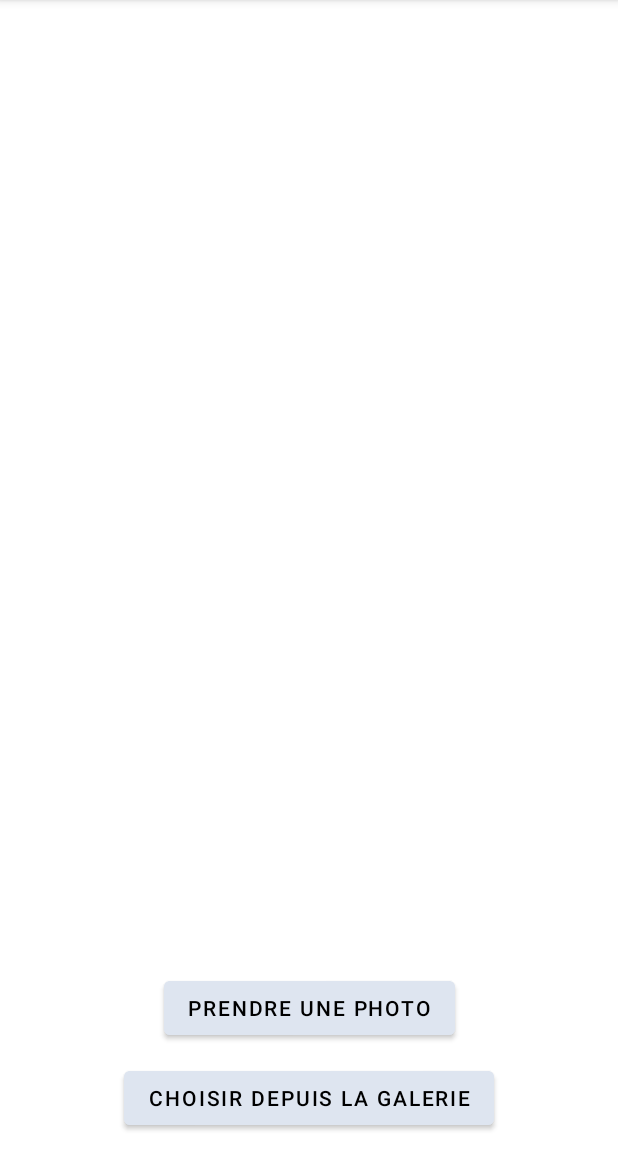
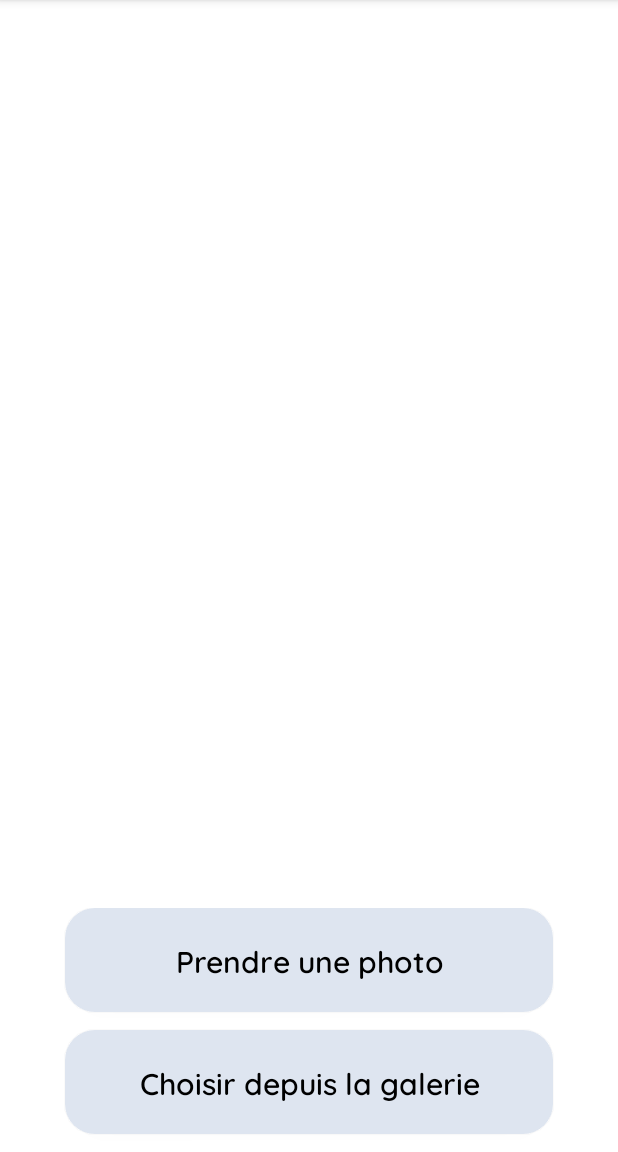
Before and after one commit to PacomeCailleteau/Medicalink, an Android app: the screen it shows after launch (MainActivity), on a phone screen of 412 x 824 dp, the part 84-1236 px from its top. Run offline under Robolectric (Android 15) with nearby library versions, the phone set to English and light mode, and no system bars.

Commit message:
Modification module photo image bonne taille + forme boutons

```diff
--- a/app/src/main/AndroidManifest.xml
+++ b/app/src/main/AndroidManifest.xml
@@ -14,22 +14,6 @@
         android:theme="@style/Theme.Td3Notes"
         tools:targetApi="31">
         <activity
-            android:name=".image"
-            android:exported="true" >
-            <intent-filter>
-                <action android:name="android.intent.action.VIEW" />
-                <data android:mimeType="image/*" />
-                <category android:name="android.intent.category.DEFAULT" />
-            </intent-filter>
-
-        </activity>
-        <activity
-            android:name=".DetailActivity"
-            android:exported="false" />
-        <activity
-            android:name=".AddActivity"
-            android:exported="false" />
-        <activity
             android:name=".MainActivity"
             android:exported="true">
             <intent-filter>
--- a/app/src/main/res/layout/activity_main.xml
+++ b/app/src/main/res/layout/activity_main.xml
@@ -8,60 +8,83 @@
     tools:context=".MainActivity"
     >
 
-    <Button
-        android:id="@+id/button_take_picture"
-        android:layout_width="wrap_content"
-        android:layout_height="wrap_content"
-        android:layout_centerInParent="true"
-        android:layout_marginBottom="12dp"
-        android:backgroundTint="#DEE5F0"
-        android:text="Prendre une photo"
-        android:textColor="#000000"
-        app:layout_constraintBottom_toTopOf="@+id/button_choose_from_gallery"
-        app:layout_constraintEnd_toEndOf="parent"
-        app:layout_constraintStart_toStartOf="parent" />
-
-    <Button
-        android:id="@+id/button_choose_from_gallery"
-        android:layout_width="wrap_content"
-        android:layout_height="wrap_content"
-        android:layout_below="@id/button_take_picture"
-        android:layout_centerHorizontal="true"
-        android:layout_marginBottom="12dp"
-        android:backgroundTint="#DEE5F0"
-        android:text="Choisir depuis la galerie"
-        android:textColor="#000000"
-        app:layout_constraintBottom_toTopOf="@+id/validate_button"
-        app:layout_constraintEnd_toEndOf="parent"
-        app:layout_constraintStart_toStartOf="parent" />
-
     <ImageView
         android:id="@+id/image_preview"
-        android:layout_width="match_parent"
-        android:layout_height="wrap_content"
+        android:layout_width="0dp"
+        android:layout_height="0dp"
         android:layout_below="@id/button_choose_from_gallery"
         android:layout_marginStart="16dp"
         android:layout_marginTop="16dp"
         android:layout_marginEnd="16dp"
         android:layout_marginBottom="16dp"
         android:scaleType="fitCenter"
-        app:layout_constraintBottom_toTopOf="@+id/button_take_picture"
+        app:layout_constraintBottom_toTopOf="@+id/linearLayout"
+        app:layout_constraintDimensionRatio="1.5:2"
         app:layout_constraintEnd_toEndOf="parent"
         app:layout_constraintStart_toStartOf="parent"
         app:layout_constraintTop_toTopOf="parent" />
 
-    <Button
-        android:id="@+id/validate_button"
-        android:layout_width="wrap_content"
+    <LinearLayout
+        android:id="@+id/linearLayout"
+        android:layout_width="match_parent"
         android:layout_height="wrap_content"
-        android:layout_marginBottom="16dp"
-        android:backgroundTint="#DCF0E7"
-        android:text="Valider le nouveau traitement"
-        android:textColor="#000000"
-        android:visibility="gone"
+        android:gravity="center"
+        android:orientation="vertical"
         app:layout_constraintBottom_toBottomOf="parent"
         app:layout_constraintEnd_toEndOf="parent"
-        app:layout_constraintStart_toStartOf="parent" />
+        app:layout_constraintStart_toStartOf="parent">
 
+        <androidx.appcompat.widget.AppCompatButton
+            android:id="@+id/button_take_picture"
+            android:layout_width="325dp"
+            android:layout_height="69dp"
+            android:layout_centerInParent="true"
+            android:layout_marginBottom="12dp"
+            android:background="@drawable/rounded_blue_button_background"
+            android:backgroundTint="#DEE5F0"
+            android:fontFamily="@font/quicksand_semibold"
+            android:text="Prendre une photo"
+            android:textAllCaps="false"
+            android:textColor="#000000"
+            android:textSize="20dp"
+            app:layout_constraintBottom_toTopOf="@+id/button_choose_from_gallery"
+            app:layout_constraintEnd_toEndOf="parent"
+            app:layout_constraintStart_toStartOf="parent" />
 
+        <androidx.appcompat.widget.AppCompatButton
+            android:id="@+id/button_choose_from_gallery"
+            android:layout_width="325dp"
+            android:layout_height="69dp"
+            android:layout_below="@id/button_take_picture"
+            android:layout_centerHorizontal="true"
+            android:layout_marginBottom="12dp"
+            android:background="@drawable/rounded_blue_button_background"
+            android:backgroundTint="#DEE5F0"
+            android:fontFamily="@font/quicksand_semibold"
+            android:text="Choisir depuis la galerie"
+            android:textAllCaps="false"
+            android:textColor="#000000"
+            android:textSize="20dp"
+            app:layout_constraintBottom_toTopOf="@+id/validate_button"
+            app:layout_constraintEnd_toEndOf="parent"
+            app:layout_constraintStart_toStartOf="parent" />
+
+        <androidx.appcompat.widget.AppCompatButton
+            android:id="@+id/validate_button"
+            android:layout_width="325dp"
+            android:layout_height="69dp"
+            android:layout_marginBottom="16dp"
+            android:background="@drawable/rounded_green_button_background"
+            android:backgroundTint="#DCF0E7"
+            android:fontFamily="@font/quicksand_semibold"
+            android:text="Valider le nouveau traitement"
+            android:textAllCaps="false"
+            android:textColor="#000000"
+            android:textSize="20dp"
+            android:visibility="gone"
+            app:layout_constraintBottom_toBottomOf="parent"
+            app:layout_constraintEnd_toEndOf="parent"
+            app:layout_constraintStart_toStartOf="parent" />
+
+    </LinearLayout>
 </androidx.constraintlayout.widget.ConstraintLayout>
```
